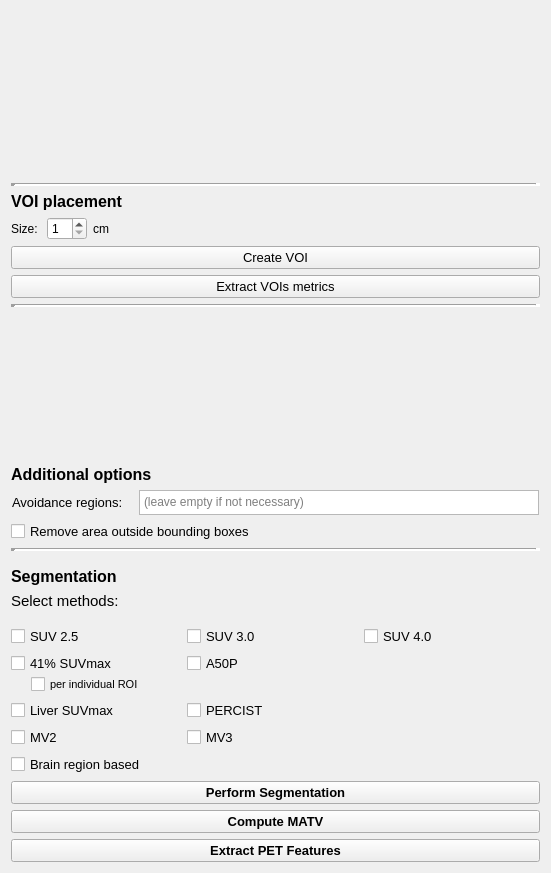
Old version of the form MUSTsegmenter/Resources/UI/MUSTsegmenter.ui in the repository kyliekeijzer/Slicer-PET-MUST-segmenter.
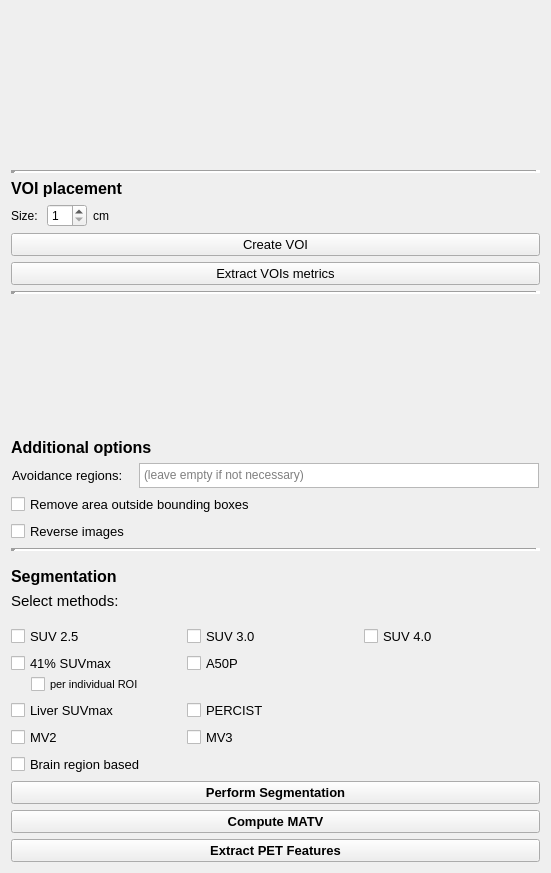
New version of the form. Custom widgets are drawn as their Qt base class.

Commit message: Option to reverse images

Patch:
```diff
--- a/MUSTsegmenter/Resources/UI/MUSTsegmenter.ui
+++ b/MUSTsegmenter/Resources/UI/MUSTsegmenter.ui
@@ -285,6 +285,18 @@
      </property>
     </widget>
    </item>
+   <item>
+    <widget class="QCheckBox" name="reversed">
+     <property name="font">
+      <font>
+       <pointsize>10</pointsize>
+      </font>
+     </property>
+     <property name="text">
+      <string>Reverse images</string>
+     </property>
+    </widget>
+   </item>
    <item>
     <widget class="Line" name="line_2">
      <property name="lineWidth">
```
The commit also changes 1 other file.
